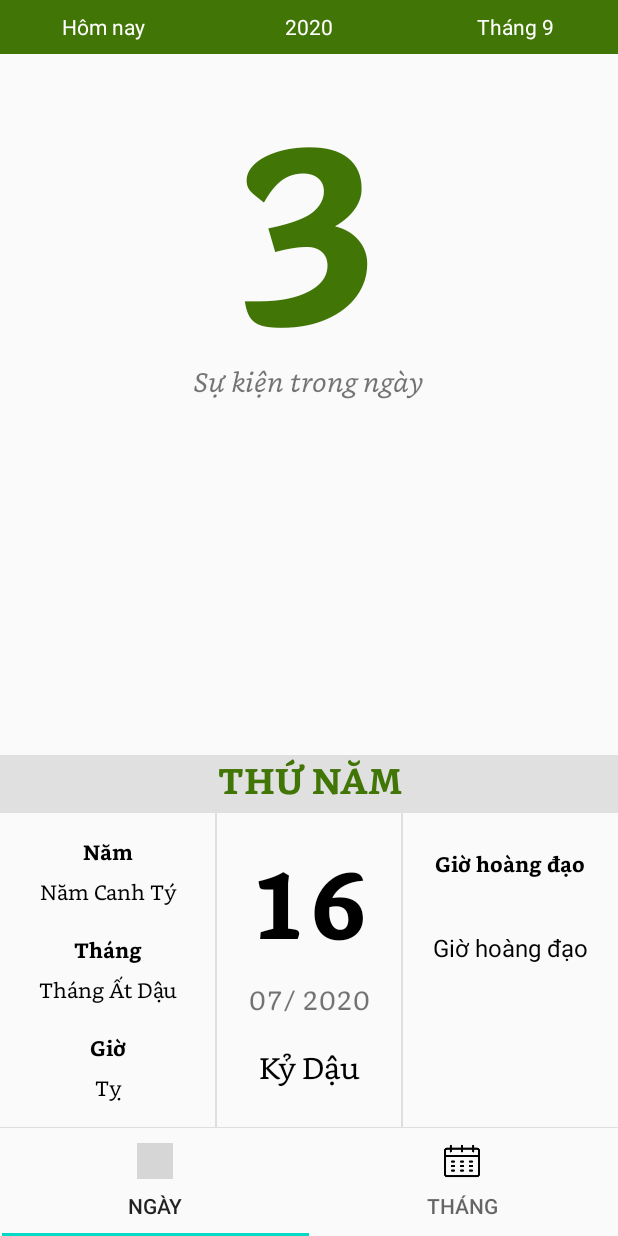
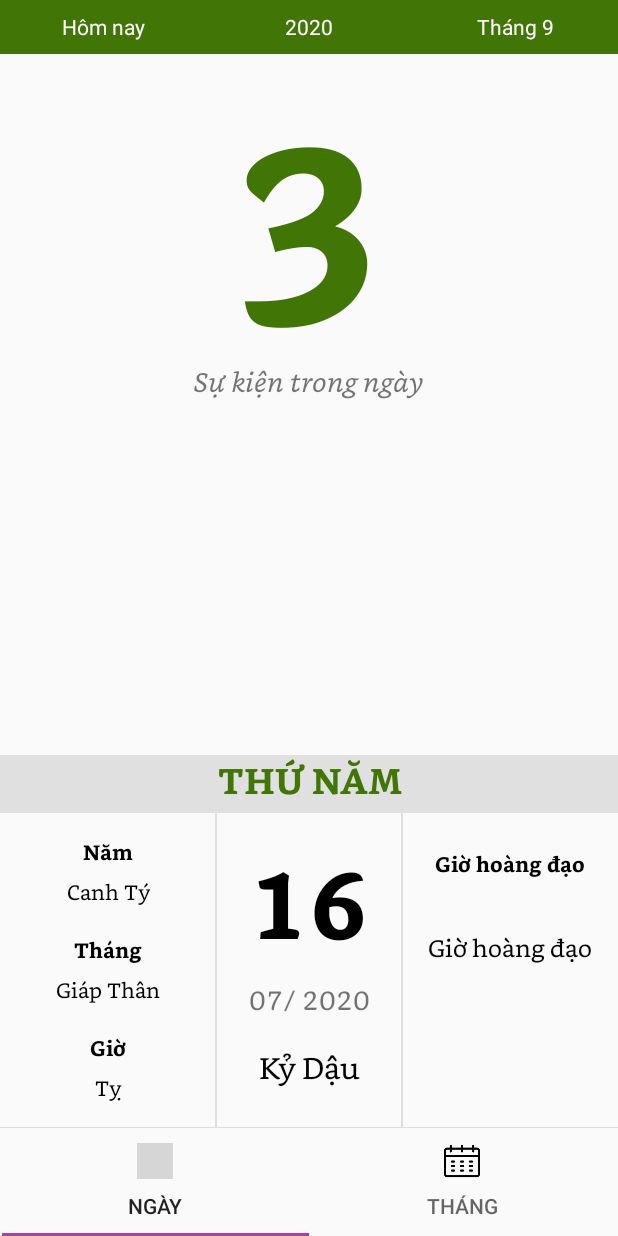
Before and after one commit to hungnm-1712/Calendar, an Android app: the screen it shows after launch (MainActivity), on a phone screen of 412 x 824 dp. Run offline under Robolectric (Android 15) with nearby library versions, the phone set to English and light mode, and no system bars; grey boxes are pictures that could not be loaded.

Commit message:
giao dien

```diff
--- a/app/src/main/java/com/example/calendar/activity/MainActivity.kt
+++ b/app/src/main/java/com/example/calendar/activity/MainActivity.kt
@@ -20,6 +20,7 @@ class MainActivity : AppCompatActivity() {
 
         tabLayout.getTabAt(0)?.setIcon(R.drawable.calendar_day)
         tabLayout.getTabAt(1)?.setIcon(R.drawable.calendar_month)
+
         var viewPagerAdapter =
             ViewPagerMainAdapter(this, supportFragmentManager, tabLayout.tabCount)
         viewPager.adapter = viewPagerAdapter
@@ -36,6 +37,7 @@ class MainActivity : AppCompatActivity() {
                 viewPager!!.currentItem = tab.position
             }
 
+
         })
 
     }
--- a/app/src/main/java/com/example/calendar/adapter/ViewPagerDayDetailAdapter.kt
+++ b/app/src/main/java/com/example/calendar/adapter/ViewPagerDayDetailAdapter.kt
@@ -11,7 +11,6 @@ import com.example.calendar.fragment.MonthFragment
 class ViewPagerDayDetailAdapter(
     private val mContext: Context,
     fm: FragmentManager,
-    internal var totalTabs: Int,
     var dd: Int, var mm: Int, var yyyy: Int
 ) :
     FragmentPagerAdapter(fm) {
@@ -21,7 +20,7 @@ class ViewPagerDayDetailAdapter(
     }
 
     override fun getCount(): Int {
-        return totalTabs
+        return  Integer.MAX_VALUE;
     }
 
 }
--- a/app/src/main/java/com/example/calendar/fragment/DayFragment.kt
+++ b/app/src/main/java/com/example/calendar/fragment/DayFragment.kt
@@ -112,7 +112,7 @@ class DayFragment : Fragment() {
 
     private fun viewPagerDayDetail() {
         var adapterDetailDayViewPager =
-            ViewPagerDayDetailAdapter(context!!, fragmentManager!!, 3, dd, mm, yyyy)
+            ViewPagerDayDetailAdapter(context!!, fragmentManager!!, dd, mm, yyyy)
         vpDayDetail.adapter = adapterDetailDayViewPager
 
         vpDayDetail.addOnPageChangeListener(object : ViewPager.OnPageChangeListener {
@@ -124,6 +124,7 @@ class DayFragment : Fragment() {
                 positionOffset: Float,
                 positionOffsetPixels: Int
             ) {
+
             }
 
             override fun onPageSelected(position: Int) {
@@ -145,9 +146,9 @@ class DayFragment : Fragment() {
             "$thangAm/ ${CaculateDate.convertSolar2Lunar(day, month, year)!!.get(2)}"
         tvNgayAm.text = "${CaculateDate.convertSolar2Lunar(day, month, year)!!.get(0)}"
 
-        tvCanChiNam.text = "Năm ${CaculateDate.getCanNam(year)} ${CaculateDate.getChiNam(year)}"
+        tvCanChiNam.text = "${CaculateDate.getCanNam(year)} ${CaculateDate.getChiNam(year)}"
         tvCanChiThang.text =
-            "Tháng ${CaculateDate.getCanThang(month, year)} ${CaculateDate.getChiThang(month)}"
+            "${CaculateDate.getCanThang(month, year)} ${CaculateDate.getChiThang(month)}"
         tvCanChiNgay.text =
             "${CaculateDate.getCanNgay(day, month, year)} ${CaculateDate.getChiNgay(
                 day,
--- a/app/src/main/java/com/example/calendar/instance/CaculateDate.kt
+++ b/app/src/main/java/com/example/calendar/instance/CaculateDate.kt
@@ -62,13 +62,13 @@ class CaculateDate {
         // mm la thang Am lich duoc tinh truoc do
         fun getChiThang(mm: Int): String? {
             val tam = (mm) % 12 // Thang 11 la thang Ty, thang 12 la thang Suu
-            return Chi.get(tam)
+            return Chi.get(tam-1)
         }
 
         // mm la thang am lich, yy nam am lich
         fun getCanThang(mm: Int, yy: Int): String? {
             val tam = (yy * 12 + mm + 2) % 10
-            return Can.get(tam)
+            return Can.get(tam-1)
         }
 
         fun jdToDate(jd: Long): ArrayList<Int> {
--- a/app/src/main/res/layout/fragment_day.xml
+++ b/app/src/main/res/layout/fragment_day.xml
@@ -20,7 +20,7 @@
         android:id="@+id/linearLayout"
         android:layout_width="0dp"
         android:layout_height="36dp"
-        android:background="#417505"
+        android:background="@color/colorPrimary"
         android:orientation="horizontal"
         android:weightSum="3"
         app:layout_constraintEnd_toEndOf="parent"
@@ -249,6 +249,7 @@
             android:layout_marginTop="32dp"
             android:layout_marginRight="8dp"
             android:gravity="center_horizontal"
+            android:fontFamily="@font/font_regular"
             android:text="Giờ hoàng đạo"
             android:textColor="#000000"
             android:textSize="16sp"
--- a/app/src/main/res/layout/fragment_day_detail.xml
+++ b/app/src/main/res/layout/fragment_day_detail.xml
@@ -13,7 +13,7 @@
         android:layout_height="190dp"
         android:fontFamily="@font/font_bold"
         android:text="30"
-        android:textColor="#417505"
+        android:textColor="@color/colorPrimary"
         android:textSize="170sp"
         app:layout_constraintEnd_toEndOf="parent"
         app:layout_constraintHorizontal_bias="0.497"
@@ -29,7 +29,7 @@
         android:gravity="center"
         android:text="Thứ hai"
         android:textAllCaps="true"
-        android:textColor="#417505"
+        android:textColor="@color/colorPrimary"
         android:textSize="24sp"
         app:layout_constraintBottom_toBottomOf="parent"
         app:layout_constraintEnd_toEndOf="parent"
--- a/app/src/main/res/layout/fragment_month.xml
+++ b/app/src/main/res/layout/fragment_month.xml
@@ -3,7 +3,7 @@
     xmlns:tools="http://schemas.android.com/tools"
     android:layout_width="match_parent"
     android:layout_height="match_parent"
-    android:background="#FFD5D5"
+    android:background="#FFFAFA"
 
     xmlns:app="http://schemas.android.com/apk/res-auto"
     tools:context=".fragment.MonthFragment">
--- a/app/src/main/res/values/colors.xml
+++ b/app/src/main/res/values/colors.xml
@@ -1,6 +1,6 @@
 <?xml version="1.0" encoding="utf-8"?>
 <resources>
-    <color name="colorPrimary">#6200EE</color>
-    <color name="colorPrimaryDark">#3700B3</color>
-    <color name="colorAccent">#03DAC5</color>
+    <color name="colorPrimary">#417505</color>
+    <color name="colorPrimaryDark">#114900</color>
+    <color name="colorAccent">#a741a4</color>
 </resources>
```
